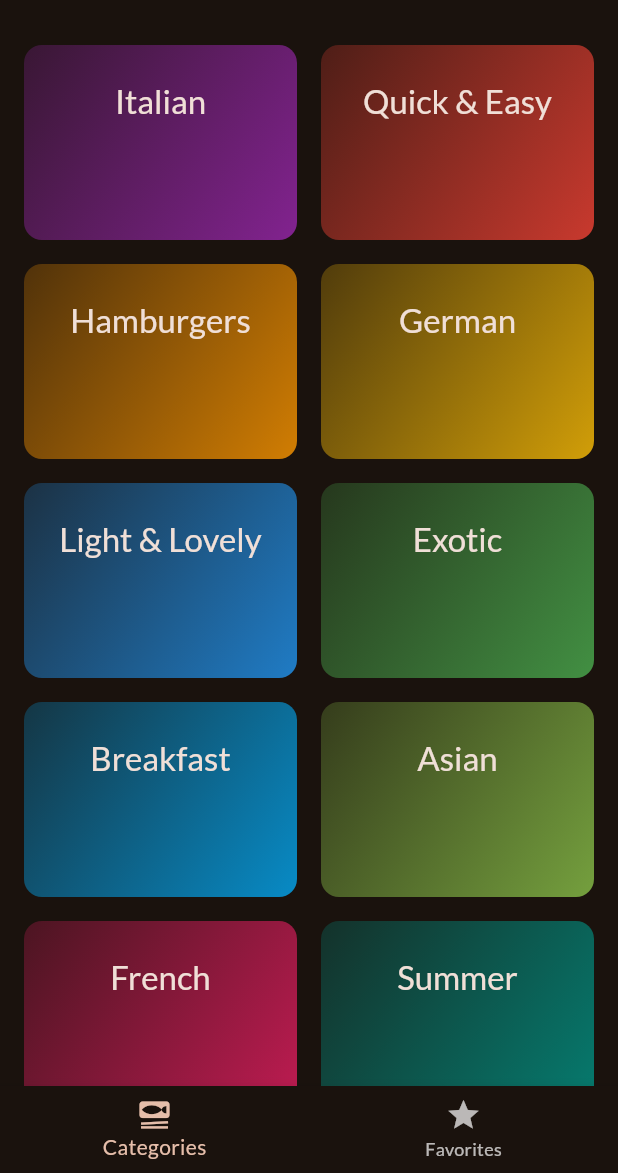
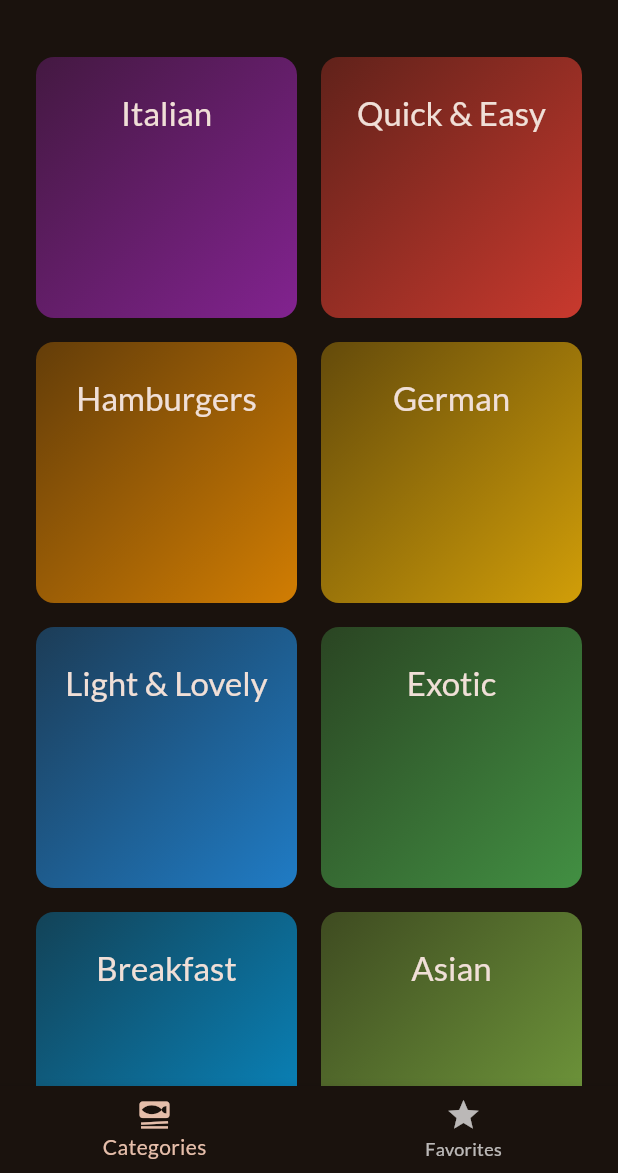
Before and after one commit to jayceebuarao/meals-app, a Flutter app: the screen it shows after launch, on a phone screen of 412 x 824 dp, the part 63-1236 px from its top. Run offline on Flutter 3.47's test engine with Material 2 defaults, Android fonts, the phone set to English and light mode, and no system bars; our stand-ins replace google_fonts, material_symbols_icons, transparent_image.

Commit message:
style: change margin and padding of items

```diff
--- a/lib/screens/categories_screen.dart
+++ b/lib/screens/categories_screen.dart
@@ -27,10 +27,10 @@ class CategoriesScreen extends StatelessWidget {
   @override
   Widget build(BuildContext context) {
     return GridView(
-      padding: const EdgeInsets.all(16),
+      padding: const EdgeInsets.all(24),
       gridDelegate: const SliverGridDelegateWithFixedCrossAxisCount(
           crossAxisCount: 2,
-          childAspectRatio: 1.4,
+          childAspectRatio: 1,
           crossAxisSpacing: 16,
           mainAxisSpacing: 16),
       children: [
--- a/lib/widgets/categories_grid_item.dart
+++ b/lib/widgets/categories_grid_item.dart
@@ -24,7 +24,7 @@ class CategoriesGridItem extends StatelessWidget {
             gradient: LinearGradient(
               colors: [
                 category.color.withOpacity(0.80),
-                category.color.withOpacity(0.24)
+                category.color.withOpacity(0.32)
               ],
               begin: Alignment.bottomRight,
               end: Alignment.topLeft,
--- a/lib/widgets/meals_list_item.dart
+++ b/lib/widgets/meals_list_item.dart
@@ -24,7 +24,7 @@ class MealsListItem extends StatelessWidget {
   Widget build(BuildContext context) {
     return Card(
       color: Theme.of(context).primaryColorLight,
-      margin: const EdgeInsets.all(8),
+      margin: const EdgeInsets.all(12),
       shape: RoundedRectangleBorder(borderRadius: BorderRadius.circular(12)),
       clipBehavior: Clip.hardEdge,
       child: InkWell(
```
